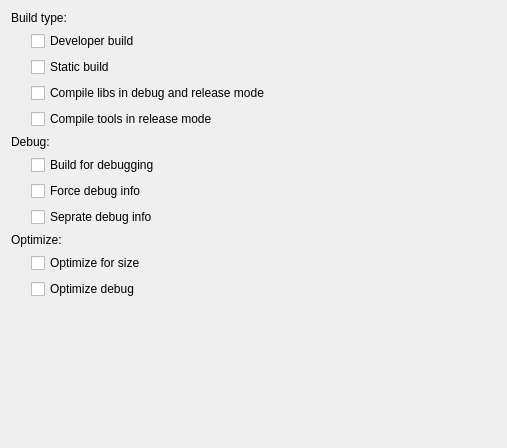
Old version of the form pages/pagecommon.ui in the repository HamedMasafi/confiqt.
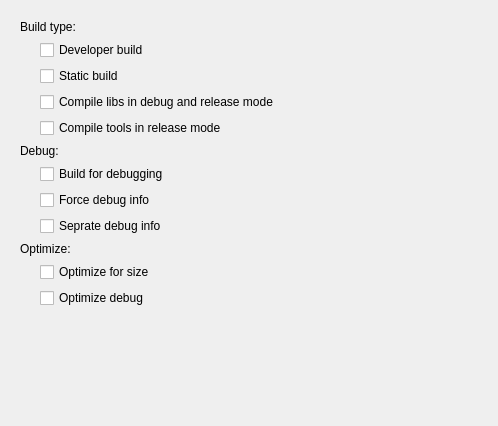
New version of the form.

Diff of the .ui file:
```diff
--- a/pages/pagecommon.ui
+++ b/pages/pagecommon.ui
@@ -6,8 +6,8 @@
    <rect>
     <x>0</x>
     <y>0</y>
-    <width>507</width>
-    <height>448</height>
+    <width>498</width>
+    <height>426</height>
    </rect>
   </property>
   <property name="windowTitle">
@@ -16,6 +16,24 @@
   <property name="title">
    <string>Common Settings</string>
   </property>
+  <layout class="QVBoxLayout" name="verticalLayout_5">
+   <item>
+    <widget class="QScrollArea" name="scrollArea">
+     <property name="frameShape">
+      <enum>QFrame::NoFrame</enum>
+     </property>
+     <property name="widgetResizable">
+      <bool>true</bool>
+     </property>
+     <widget class="QWidget" name="scrollAreaWidgetContents">
+      <property name="geometry">
+       <rect>
+        <x>0</x>
+        <y>0</y>
+        <width>482</width>
+        <height>410</height>
+       </rect>
+      </property>
   <layout class="QVBoxLayout" name="verticalLayout_4">
    <item>
     <widget class="QLabel" name="label_2">
@@ -134,6 +152,10 @@
       </size>
      </property>
     </spacer>
+       </item>
+      </layout>
+     </widget>
+    </widget>
    </item>
   </layout>
  </widget>
```
Lines whose indentation alone changed are shown as unchanged.
